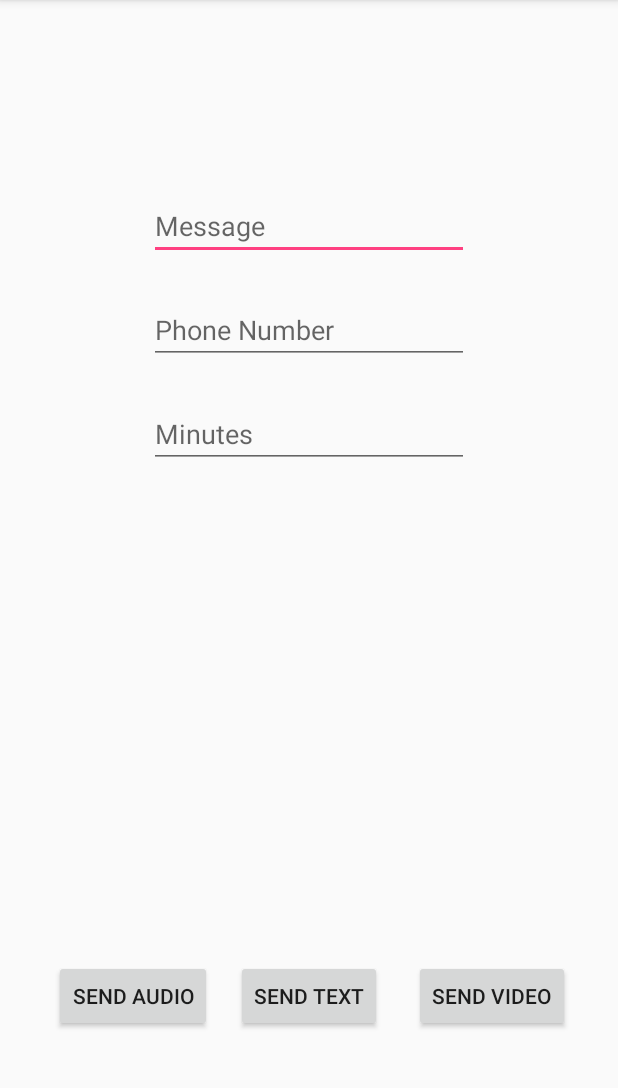
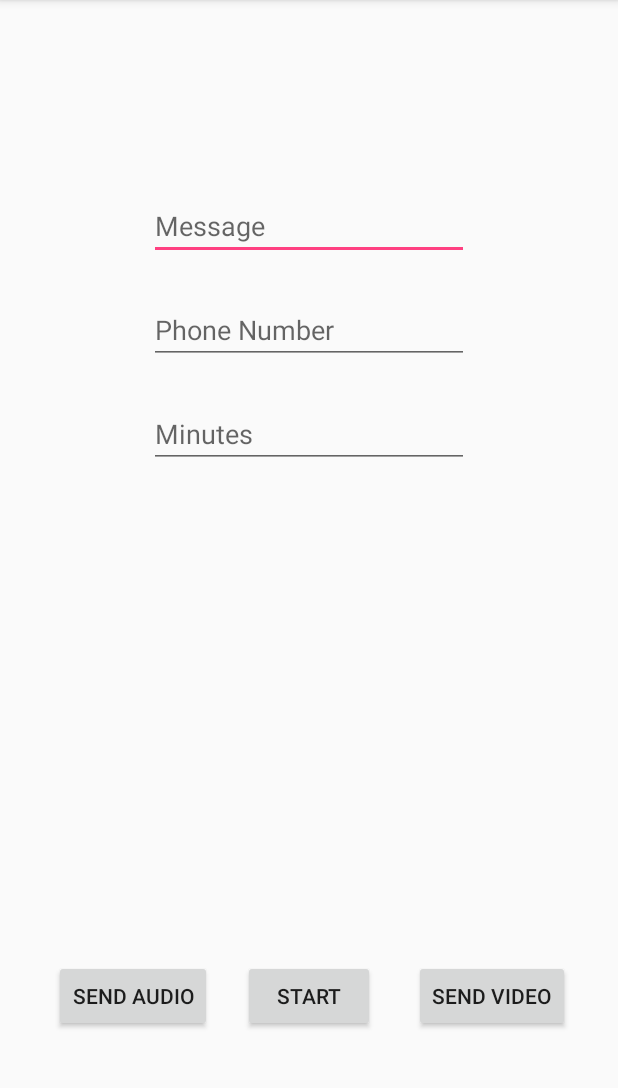
Before and after one commit to PranavVedagiri/awty, an Android app: the screen it shows after launch (MainActivity), on a phone screen of 412 x 824 dp, the part 84-1172 px from its top. Run offline under Robolectric (Android 15) with nearby library versions, the phone set to English and light mode, and no system bars.

Commit message:
Finished extra credit

```diff
--- a/app/src/main/java/pranavv/washington/edu/awty/MainActivity.kt
+++ b/app/src/main/java/pranavv/washington/edu/awty/MainActivity.kt
@@ -18,11 +18,16 @@ import android.widget.Button
 import android.widget.EditText
 import android.widget.Toast
 import java.util.jar.Manifest
+import android.os.StrictMode
+
+
 
 
 class MainActivity : AppCompatActivity() {
 
     override fun onCreate(savedInstanceState: Bundle?) {
+        val builder = StrictMode.VmPolicy.Builder()
+        StrictMode.setVmPolicy(builder.build())
         super.onCreate(savedInstanceState)
         setContentView(R.layout.activity_main)
         var message = findViewById<EditText>(R.id.message)
--- a/app/src/main/res/layout/activity_main.xml
+++ b/app/src/main/res/layout/activity_main.xml
@@ -55,7 +55,7 @@
         android:layout_marginBottom="80dp"
         android:layout_marginEnd="8dp"
         android:layout_marginStart="8dp"
-        android:text="Send Text"
+        android:text="Start"
         app:layout_constraintBottom_toBottomOf="parent"
         app:layout_constraintEnd_toEndOf="parent"
         app:layout_constraintStart_toStartOf="parent" />
```
